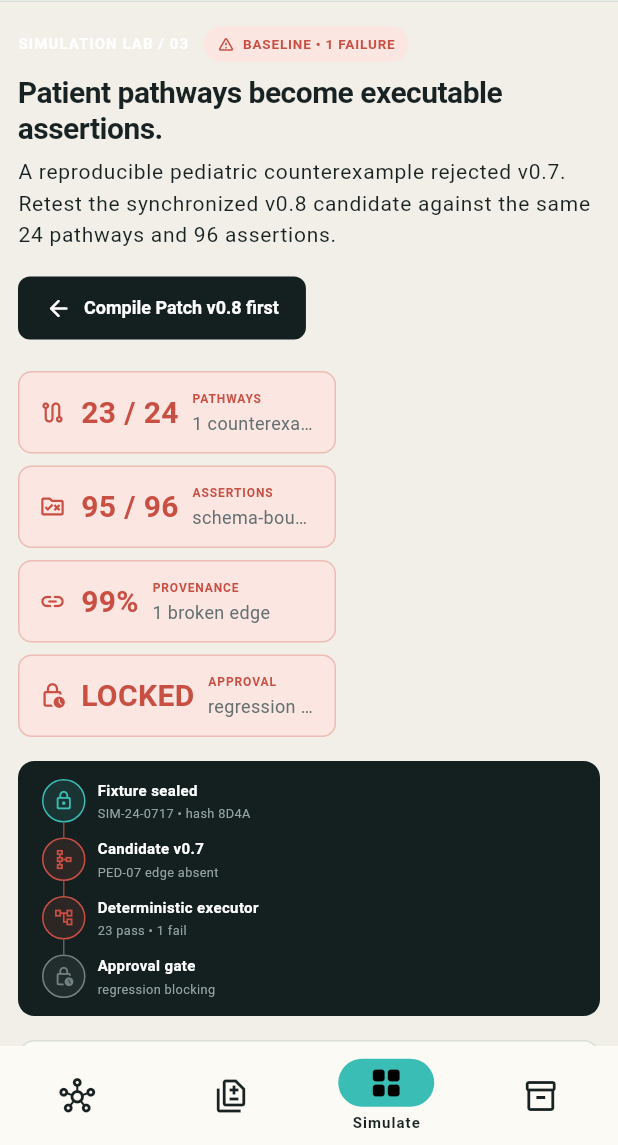
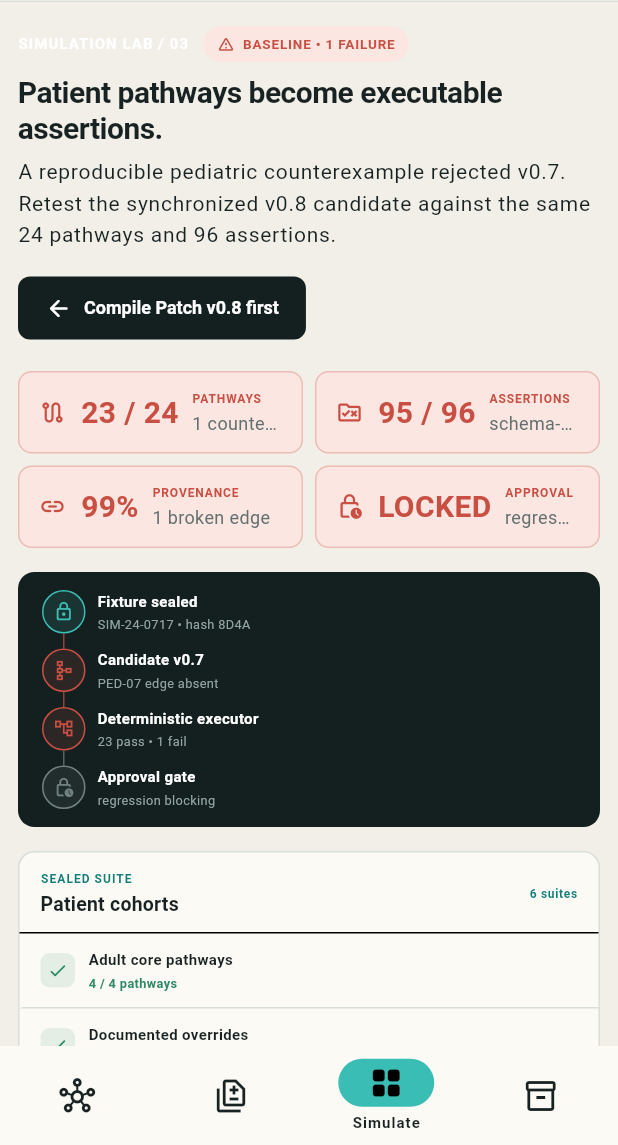
Before and after one commit to Elbrak17/renkevia, a Flutter app: the screen it shows after launch, item 3 of the bottom bar chosen, on a phone screen of 412 x 824 dp, the part 91-1236 px from its top. Run offline on Flutter 3.47's test engine with Material 3 defaults, Android fonts, the phone set to English and light mode, and no system bars; missing offline and left inert: dart:html.

Commit message:
fix: use mobile metric grid across workflow

```diff
--- a/app/lib/src/features/response_room/response_room_page.dart
+++ b/app/lib/src/features/response_room/response_room_page.dart
@@ -2,6 +2,7 @@ import 'package:flutter/material.dart';
 import 'package:renkevia/src/core/theme/renkevia_theme.dart';
 import 'package:renkevia/src/features/response_room/widgets/dependency_graph.dart';
 import 'package:renkevia/src/features/workspace/demo_run_controller.dart';
+import 'package:renkevia/src/shared/responsive_metric_width.dart';
 import 'package:renkevia/src/shared/status_pill.dart';
 
 class ResponseRoomPage extends StatelessWidget {
@@ -202,8 +203,13 @@ class _Metric extends StatelessWidget {
   @override
   Widget build(BuildContext context) {
     final foreground = danger ? RenkeviaColors.danger : RenkeviaColors.ink;
+    final viewportWidth = MediaQuery.sizeOf(context).width;
+    final metricWidth = responsiveMetricWidth(
+      viewportWidth,
+      desktopWidth: 198,
+    );
     return Container(
-      width: 198,
+      width: metricWidth,
       padding: const EdgeInsets.symmetric(horizontal: 13, vertical: 11),
       decoration: BoxDecoration(
         color: danger ? RenkeviaColors.dangerWash : RenkeviaColors.surface,
--- a/app/lib/src/features/simulation_lab/simulation_lab_page.dart
+++ b/app/lib/src/features/simulation_lab/simulation_lab_page.dart
@@ -2,6 +2,7 @@ import 'package:flutter/material.dart';
 import 'package:renkevia/src/core/theme/renkevia_theme.dart';
 import 'package:renkevia/src/features/simulation_lab/simulation_fixture.dart';
 import 'package:renkevia/src/features/workspace/demo_run_controller.dart';
+import 'package:renkevia/src/shared/responsive_metric_width.dart';
 import 'package:renkevia/src/shared/status_pill.dart';
 
 class SimulationLabPage extends StatelessWidget {
@@ -255,8 +256,13 @@ class _Metric extends StatelessWidget {
         : (success
               ? RenkeviaColors.successWash
               : (warning ? RenkeviaColors.amberWash : RenkeviaColors.surface));
+    final viewportWidth = MediaQuery.sizeOf(context).width;
+    final metricWidth = responsiveMetricWidth(
+      viewportWidth,
+      desktopWidth: 212,
+    );
     return Container(
-      width: 212,
+      width: metricWidth,
       padding: const EdgeInsets.symmetric(horizontal: 13, vertical: 11),
       decoration: BoxDecoration(
         color: wash,
--- /dev/null
+++ b/app/lib/src/shared/responsive_metric_width.dart
@@ -0,0 +1,8 @@
+double responsiveMetricWidth(
+  double viewportWidth, {
+  required double desktopWidth,
+}) {
+  if (viewportWidth >= 600) return desktopWidth;
+  if (viewportWidth < 360) return viewportWidth - 24;
+  return (viewportWidth - 32) / 2;
+}
```
Also changed, not shown: app/lib/src/features/evidence_vault/evidence_vault_page.dart (+7 -1 lines), app/lib/src/features/patch_studio/patch_studio_page.dart (+7 -1 lines), 1 other file.
